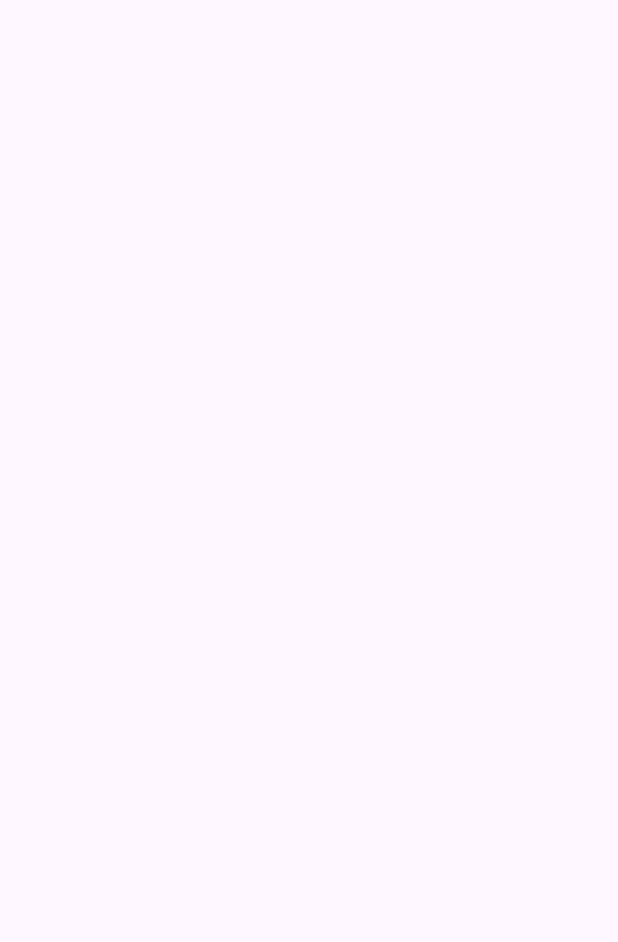
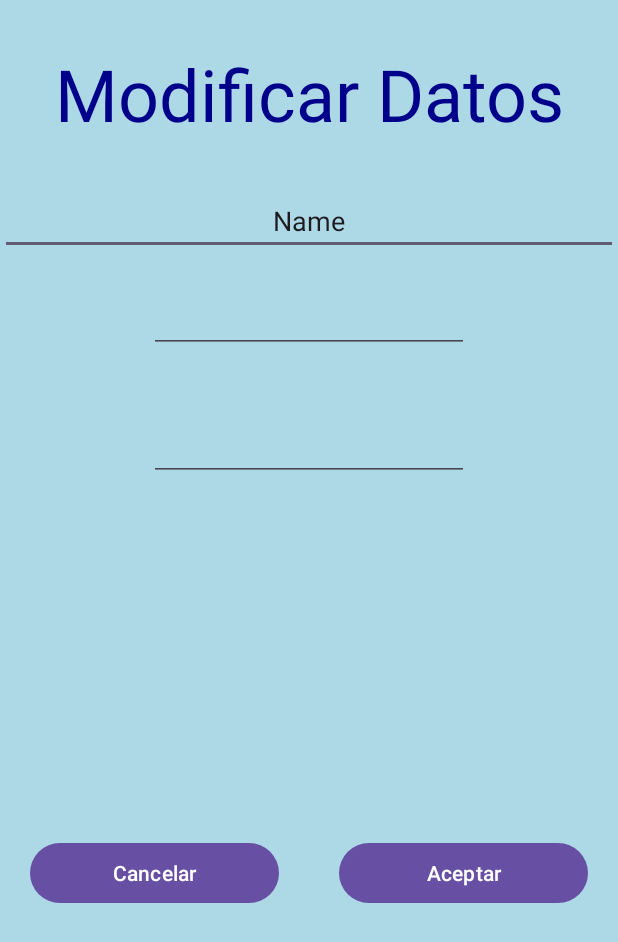
Before and after one commit to emanso7/AdivinarElEscudo, an Android app: the ActividadModificarPerfil screen opened directly, with no data from a screen before it, on a phone screen of 412 x 824 dp. Before the commit the part shown is empty. Shown: the top 942 px of the screen. Run offline under Robolectric (Android 15) with nearby library versions, the phone set to English and light mode, and no system bars.

Commit message:
actualizado layouts de modificar y ver perfil

```diff
--- a/app/src/main/java/org/esei/dm/adivinarelescudo/ActividadModificarPerfil.java
+++ b/app/src/main/java/org/esei/dm/adivinarelescudo/ActividadModificarPerfil.java
@@ -1,6 +1,9 @@
 package org.esei.dm.adivinarelescudo;
 
+import android.content.Intent;
 import android.os.Bundle;
+import android.view.View;
+import android.widget.Button;
 
 import androidx.activity.EdgeToEdge;
 import androidx.appcompat.app.AppCompatActivity;
@@ -20,5 +23,15 @@ public class ActividadModificarPerfil extends AppCompatActivity {
             v.setPadding(systemBars.left, systemBars.top, systemBars.right, systemBars.bottom);
             return insets;
         });
+        Button btCancel=(Button) this.findViewById(R.id.cancel_button);
+        btCancel.setOnClickListener(new View.OnClickListener() {
+            @Override
+            public void onClick(View view) {
+                //lanza actividad modificar datos(aun no creada)
+                Intent intent = new Intent(ActividadModificarPerfil.this, ActividadPerfil.class);
+                startActivity(intent);
+
+            }
+        });
     }
 }
--- a/app/src/main/res/layout/activity_actividad_modificar_perfil.xml
+++ b/app/src/main/res/layout/activity_actividad_modificar_perfil.xml
@@ -5,6 +5,100 @@
     android:id="@+id/main"
     android:layout_width="match_parent"
     android:layout_height="match_parent"
+    android:background="#ADD8E6"
     tools:context=".ActividadModificarPerfil">
 
+    <LinearLayout
+        android:layout_width="match_parent"
+        android:layout_height="match_parent"
+        android:orientation="vertical">
+
+        <LinearLayout
+            android:layout_width="match_parent"
+            android:layout_height="wrap_content"
+            android:orientation="horizontal">
+
+            <TextView
+                android:id="@+id/textView8"
+                android:layout_width="wrap_content"
+                android:layout_height="wrap_content"
+                android:layout_marginVertical="30dp"
+                android:layout_weight="1"
+                android:gravity="center"
+                android:text="@string/modificar_datos"
+                android:textColor="#00008B"
+                android:textSize="48sp" />
+        </LinearLayout>
+
+        <LinearLayout
+            android:id="@+id/layout_username"
+            android:layout_width="match_parent"
+            android:layout_height="wrap_content"
+            android:layout_gravity="center"
+            android:gravity="center"
+            android:orientation="horizontal">
+
+            <EditText
+                android:id="@+id/editTextText2"
+                android:layout_width="wrap_content"
+                android:layout_height="wrap_content"
+                android:layout_gravity="center"
+                android:layout_weight="1"
+                android:ems="10"
+                android:gravity="center"
+                android:inputType="text"
+                android:text="Name" />
+        </LinearLayout>
+
+        <LinearLayout
+            android:id="@+id/layout_password"
+            android:layout_width="match_parent"
+            android:layout_height="wrap_content"
+            android:layout_gravity="center"
+            android:gravity="center"
+            android:orientation="vertical">
+
+            <EditText
+                android:id="@+id/editTextTextPassword2"
+                android:layout_width="wrap_content"
+                android:layout_height="wrap_content"
+                android:layout_marginVertical="20dp"
+                android:ems="10"
+                android:inputType="textPassword" />
+
+            <EditText
+                android:id="@+id/editTextTextPassword3"
+                android:layout_width="wrap_content"
+                android:layout_height="wrap_content"
+                android:layout_marginVertical="20dp"
+                android:ems="10"
+                android:inputType="textPassword" />
+        </LinearLayout>
+
+        <LinearLayout
+            android:id="@+id/layout_buttons"
+            android:layout_width="match_parent"
+            android:layout_height="match_parent"
+            android:layout_gravity="center"
+            android:orientation="horizontal">
+
+            <Button
+                android:id="@+id/cancel_button"
+                android:layout_width="30dp"
+                android:layout_height="wrap_content"
+                android:layout_gravity="center"
+                android:layout_marginHorizontal="20dp"
+                android:layout_weight="1"
+                android:text="@string/cancel_button" />
+
+            <Button
+                android:id="@+id/acept_button"
+                android:layout_width="30dp"
+                android:layout_height="wrap_content"
+                android:layout_gravity="center"
+                android:layout_marginHorizontal="20dp"
+                android:layout_weight="1"
+                android:text="@string/acept_button" />
+        </LinearLayout>
+    </LinearLayout>
 </androidx.constraintlayout.widget.ConstraintLayout>
--- a/app/src/main/res/layout/activity_actividad_perfil.xml
+++ b/app/src/main/res/layout/activity_actividad_perfil.xml
@@ -24,6 +24,7 @@
                 android:id="@+id/textView6"
                 android:layout_width="wrap_content"
                 android:layout_height="wrap_content"
+                android:layout_marginVertical="40dp"
                 android:layout_weight="1"
                 android:gravity="center"
                 android:text="@string/perfil_title"
@@ -37,44 +38,38 @@
             android:orientation="vertical">
 
             <TextView
-                android:id="@+id/textView3"
+                android:id="@+id/text_view_email"
                 android:layout_width="match_parent"
                 android:layout_height="wrap_content"
-                android:layout_weight="1"
+                android:layout_marginVertical="10dp"
+                android:layout_weight="8"
                 android:gravity="center"
                 android:text="TextView" />
 
             <TextView
-                android:id="@+id/textView4"
+                android:id="@+id/text_view_userName"
                 android:layout_width="match_parent"
                 android:layout_height="wrap_content"
-                android:layout_weight="1"
+                android:layout_marginVertical="10dp"
+                android:layout_weight="8"
                 android:gravity="center"
                 android:text="TextView" />
 
             <TextView
-                android:id="@+id/textView5"
+                android:id="@+id/text_view_points"
                 android:layout_width="match_parent"
                 android:layout_height="wrap_content"
-                android:layout_weight="1"
+                android:layout_marginVertical="10dp"
+                android:layout_weight="8"
                 android:gravity="center"
                 android:text="TextView" />
-
-            <EditText
-                android:id="@+id/editTextText3"
-                android:layout_width="match_parent"
-                android:layout_height="wrap_content"
-                android:layout_weight="1"
-                android:ems="10"
-                android:gravity="center"
-                android:inputType="text"
-                android:text="Name" />
 
         </LinearLayout>
 
         <LinearLayout
             android:layout_width="match_parent"
             android:layout_height="wrap_content"
+            android:layout_marginVertical="10dp"
             android:orientation="horizontal">
 
             <Button
--- a/app/src/main/res/values/strings.xml
+++ b/app/src/main/res/values/strings.xml
@@ -16,6 +16,9 @@
     <string name="register_button">Registrar usuario</string>
     <string name="menu">Menu</string>
     <string name="edit">Editar</string>
+    <string name="modificar_datos">Modificar Datos</string>
+    <string name="cancel_button">Cancelar</string>
+    <string name="acept_button">Aceptar</string>
 
 
     <string name="lorem_ipsum">
```
